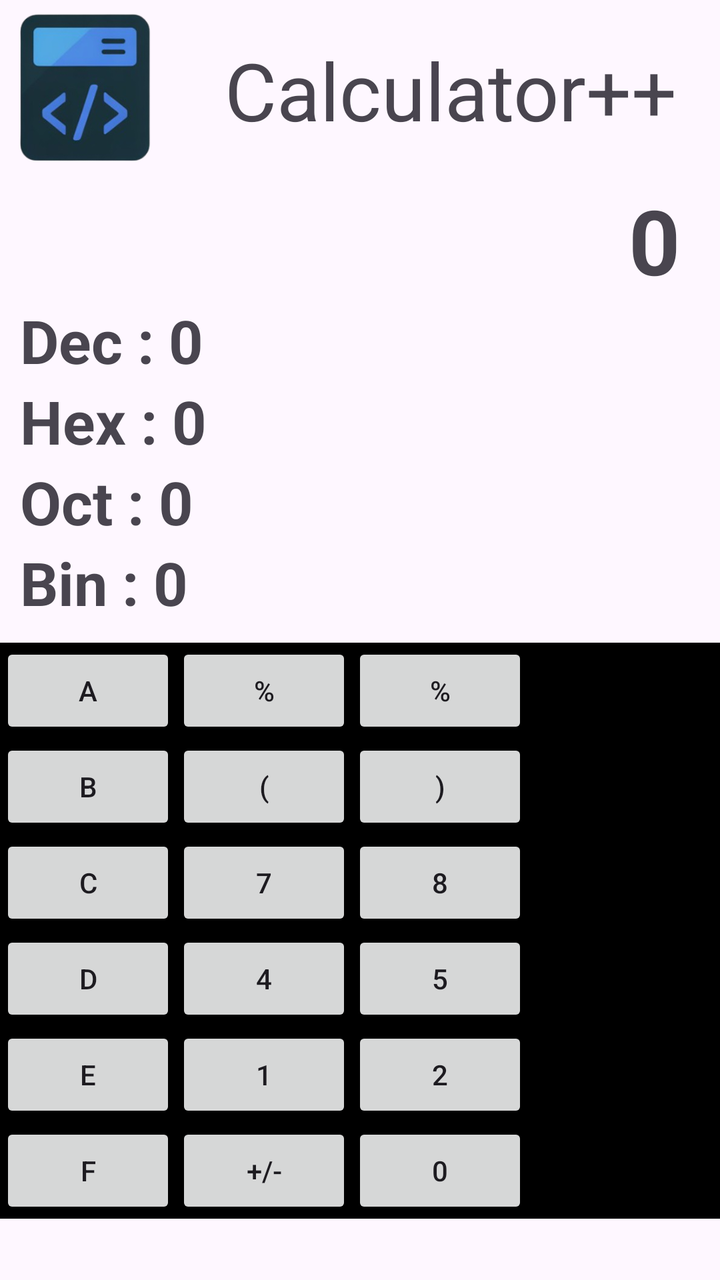
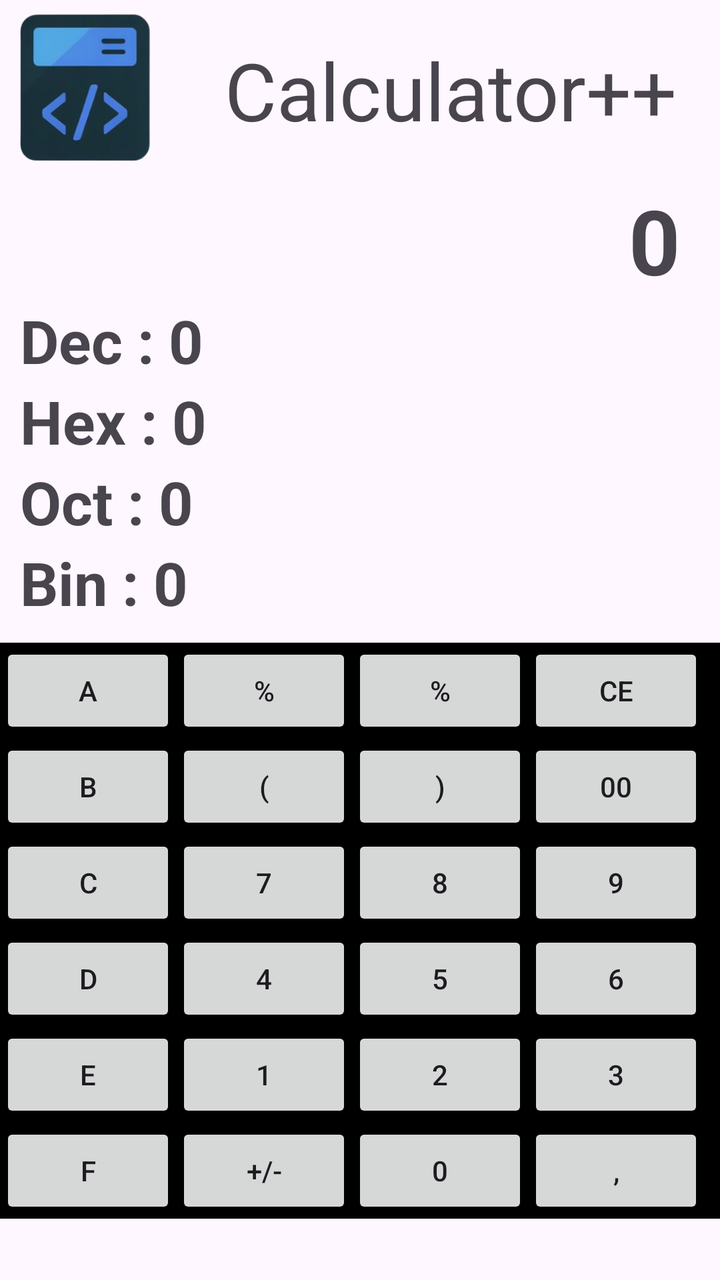

Before-and-after screenshots of an Android layout around one commit, followed by the original layout XML and the change that was made.
<!-- AndroidManifest.xml: application theme Theme.JavaLearningApp -->
<!-- res/layout/activity_calculator.xml -->
<?xml version="1.0" encoding="utf-8"?>
<LinearLayout xmlns:android="http://schemas.android.com/apk/res/android"
    xmlns:app="http://schemas.android.com/apk/res-auto"
    xmlns:tools="http://schemas.android.com/tools"
    android:id="@+id/main"
    android:layout_width="match_parent"
    android:layout_height="match_parent"
    android:orientation="vertical"
    tools:context=".CalculatorActivity">

    <LinearLayout
        android:layout_width="match_parent"
        android:layout_height="wrap_content"
        android:gravity="center"
        android:orientation="horizontal">

        <ImageView
            android:layout_width="90dp"
            android:layout_height="90dp"
            android:layout_weight="0"
            android:src="@drawable/logo" />

        <TextView
            android:layout_width="wrap_content"
            android:layout_height="wrap_content"
            android:layout_weight="1"
            android:textSize="40dp"
            android:gravity="center"
            android:text="Calculator++" />

    </LinearLayout>
    
    <TextView
        android:layout_width="match_parent"
        android:layout_height="wrap_content"
        android:gravity="end"
        android:textStyle="bold"
        android:textSize="45dp"
        android:layout_marginEnd="20dp"
        android:text="0"/>
    
    <LinearLayout
        android:layout_width="match_parent"
        android:layout_height="wrap_content"
        android:orientation="vertical"
        android:layout_marginLeft="10dp"
        >

        <TextView
            android:layout_width="wrap_content"
            android:layout_height="wrap_content"
            android:textStyle="bold"
            android:textSize="30dp"
            android:text="Dec : 0"/>
        <TextView
            android:layout_width="wrap_content"
            android:layout_height="wrap_content"
            android:textStyle="bold"
            android:textSize="30dp"
            android:text="Hex : 0"/>
        <TextView
            android:layout_width="wrap_content"
            android:layout_height="wrap_content"
            android:textStyle="bold"
            android:textSize="30dp"
            android:text="Oct : 0"/>
        <TextView
            android:layout_width="wrap_content"
            android:layout_height="wrap_content"
            android:textStyle="bold"
            android:textSize="30dp"
            android:text="Bin : 0"/>
        
    </LinearLayout>

    <LinearLayout
        android:layout_width="match_parent"
        android:layout_height="wrap_content"
        android:layout_marginTop="10dp"
        android:background="@color/black">

        <LinearLayout
            android:layout_width="wrap_content"
            android:layout_height="wrap_content"
            android:orientation="vertical">

            <Button
                android:layout_width="wrap_content"
                android:layout_height="wrap_content"
                android:text="A" />
            <Button
                android:layout_width="wrap_content"
                android:layout_height="wrap_content"
                android:text="B" />
            <Button
                android:layout_width="wrap_content"
                android:layout_height="wrap_content"
                android:text="C" />
            <Button
                android:layout_width="wrap_content"
                android:layout_height="wrap_content"
                android:text="D" />
            <Button
                android:layout_width="wrap_content"
                android:layout_height="wrap_content"
                android:text="E" />
            <Button
                android:layout_width="wrap_content"
                android:layout_height="wrap_content"
                android:text="F" />

        </LinearLayout>

        <LinearLayout
            android:layout_width="wrap_content"
            android:layout_height="wrap_content"
            android:orientation="vertical">

            <Button
                android:layout_width="wrap_content"
                android:layout_height="wrap_content"
                android:text="%"
                />
            <Button
                android:layout_width="wrap_content"
                android:layout_height="wrap_content"
                android:text="("
                />
            <Button
                android:layout_width="wrap_content"
                android:layout_height="wrap_content"
                android:text="7"
                />
            <Button
                android:layout_width="wrap_content"
                android:layout_height="wrap_content"
                android:text="4"
                />
            <Button
                android:layout_width="wrap_content"
                android:layout_height="wrap_content"
                android:text="1"
                />
            <Button
                android:layout_width="wrap_content"
                android:layout_height="wrap_content"
                android:text="+/-"
                />

        </LinearLayout>
        <LinearLayout
            android:layout_width="wrap_content"
            android:layout_height="wrap_content"
            android:orientation="vertical">

            <Button
                android:layout_width="wrap_content"
                android:layout_height="wrap_content"
                android:text="%"
                />
            <Button
                android:layout_width="wrap_content"
                android:layout_height="wrap_content"
                android:text=")"
                />
            <Button
                android:layout_width="wrap_content"
                android:layout_height="wrap_content"
                android:text="8"
                />
            <Button
                android:layout_width="wrap_content"
                android:layout_height="wrap_content"
                android:text="5"
                />
            <Button
                android:layout_width="wrap_content"
                android:layout_height="wrap_content"
                android:text="2"
                />
            <Button
                android:layout_width="wrap_content"
                android:layout_height="wrap_content"
                android:text="0"
                />

        </LinearLayout>



    </LinearLayout>

    

</LinearLayout>
<!-- resources referenced by this layout -->
<resources>
  <color name="black">#FF000000</color>
  <!-- drawable logo: png bitmap (drawable, 67366 bytes) -->
  <style name="Theme.JavaLearningApp" parent="Base.Theme.JavaLearningApp" />
  <style name="Base.Theme.JavaLearningApp" parent="Theme.Material3.DayNight.NoActionBar">
          
          
      </style>
</resources>

<!-- the commit's change to res/layout/activity_calculator.xml (unified diff, before → after) -->
@@ -186,6 +186,44 @@
 
         </LinearLayout>
 
+        <LinearLayout
+            android:layout_width="wrap_content"
+            android:layout_height="wrap_content"
+            android:orientation="vertical">
+
+            <Button
+                android:layout_width="wrap_content"
+                android:layout_height="wrap_content"
+                android:text="CE"
+                />
+            <Button
+                android:layout_width="wrap_content"
+                android:layout_height="wrap_content"
+                android:text="00"
+                />
+            <Button
+                android:layout_width="wrap_content"
+                android:layout_height="wrap_content"
+                android:text="9"
+                />
+            <Button
+                android:layout_width="wrap_content"
+                android:layout_height="wrap_content"
+                android:text="6"
+                />
+            <Button
+                android:layout_width="wrap_content"
+                android:layout_height="wrap_content"
+                android:text="3"
+                />
+            <Button
+                android:layout_width="wrap_content"
+                android:layout_height="wrap_content"
+                android:text=","
+                />
+
+        </LinearLayout>
+
 
 
     </LinearLayout>
